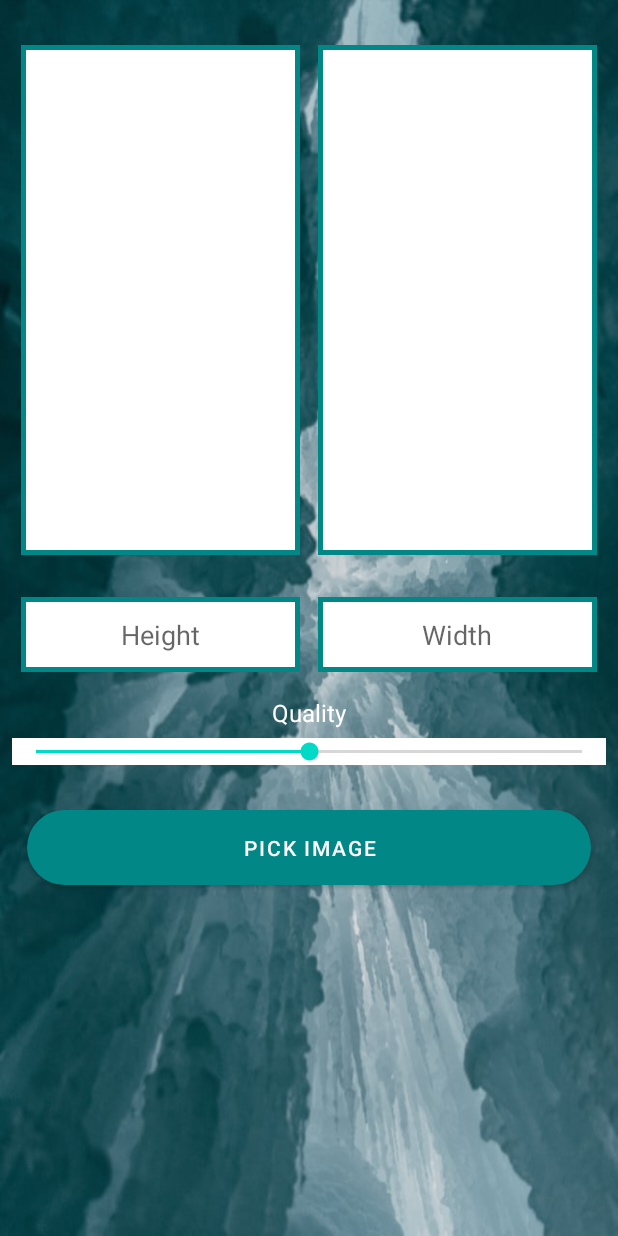
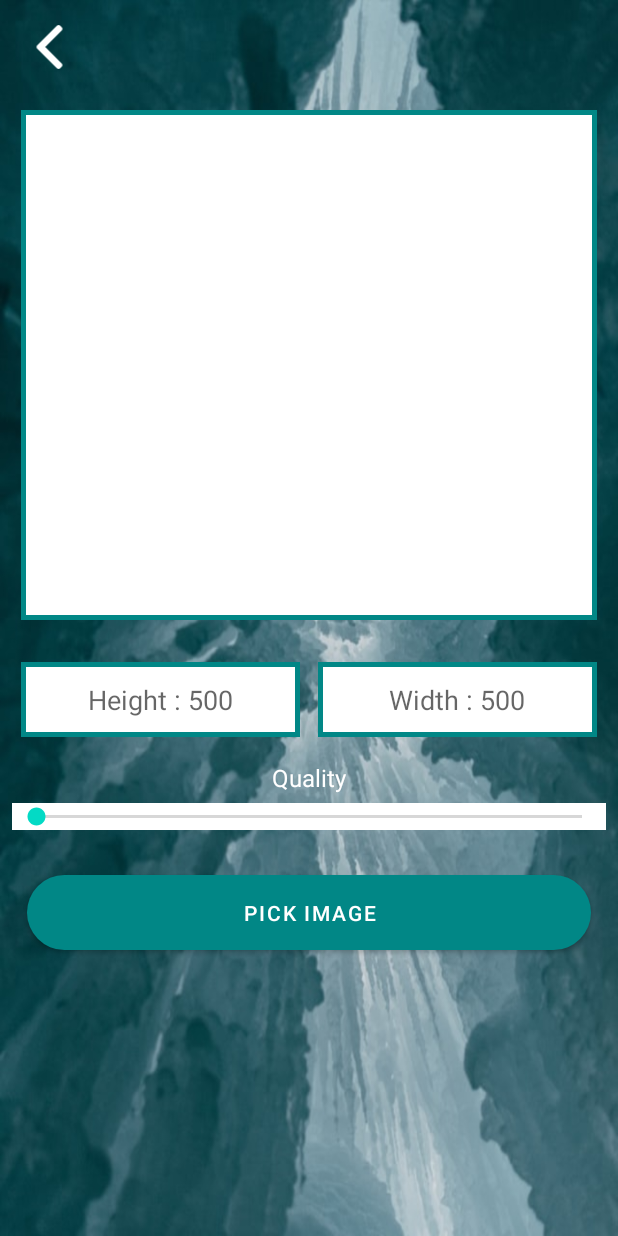
Before and after one commit to ShashankMangal/CameraStudio, an Android app: the CompressScreen screen opened directly, with no data from a screen before it, on a phone screen of 412 x 824 dp. Run offline under Robolectric (Android 15) with nearby library versions, the light colour scheme and no system bars; libraries missing offline, so code that uses them is left out: com.karumi.dexter; Roboto replaces fonts that are not available here; 1 statement that could not run was skipped.

Commit message:
Compressor  Ready for publish

```diff
--- a/app/build.gradle
+++ b/app/build.gradle
@@ -16,8 +16,8 @@ android {
         applicationId "com.sharkBytesLab.camerastudio"
         minSdkVersion 21
         targetSdkVersion 31
-        versionCode 1
-        versionName "1.0"
+        versionCode 3
+        versionName "2.0.1"
         renderscriptTargetApi 21
 
         renderscriptSupportModeEnabled true
--- a/app/src/main/res/layout/activity_compress_screen.xml
+++ b/app/src/main/res/layout/activity_compress_screen.xml
@@ -19,6 +19,15 @@
             android:layout_height="wrap_content"
             android:orientation="vertical"
             >
+            <ImageView
+                android:layout_marginTop="3dp"
+                android:id="@+id/backCompress"
+                android:padding="5dp"
+                app:tint="@color/white"
+                android:layout_width="50dp"
+                android:layout_height="40dp"
+                android:src="@drawable/ic_left_arrow"
+                />
             <LinearLayout
                 android:layout_width="match_parent"
                 android:layout_height="wrap_content"
@@ -38,8 +47,9 @@
                         android:layout_width="match_parent"
                         android:layout_height="300dp"
                         android:id="@+id/imgOriginal"
-                        android:scaleType="centerCrop"
                         >
+
+
 
                     </ImageView>
                     <TextView
@@ -52,33 +62,7 @@
 
                     </TextView>
                 </LinearLayout>
-                <LinearLayout
-                    android:layout_width="match_parent"
-                    android:layout_height="340dp"
-                    android:orientation="vertical"
-                    android:layout_weight="1"
-                    android:background="@drawable/custom_bg"
-                    android:padding="4dp"
-                    android:layout_margin="6dp"
-                    >
-                    <ImageView
-                        android:layout_width="match_parent"
-                        android:layout_height="300dp"
-                        android:id="@+id/imgCompressed"
-                        android:scaleType="centerCrop"
-                        >
 
-                    </ImageView>
-                    <TextView
-                        android:layout_width="match_parent"
-                        android:layout_height="40dp"
-                        android:id="@+id/txtCompressed"
-                        android:textAlignment="center"
-                        android:textColor="@color/black"
-                        android:gravity="center">
-
-                    </TextView>
-                </LinearLayout>
             </LinearLayout>
 
             <LinearLayout
@@ -95,13 +79,13 @@
                     android:inputType="number"
                     android:textAlignment="center"
                     android:layout_margin="6dp"
-                    android:hint="Height"
+                    android:hint="Height : 500"
                     android:background="@drawable/custom_bg"/>
                 <EditText
                     android:layout_width="match_parent"
                     android:layout_height="50dp"
                     android:id="@+id/txtWidth"
-                    android:hint="Width"
+                    android:hint="Width : 500"
                     android:layout_weight="1"
                     android:inputType="number"
                     android:textAlignment="center"
@@ -129,7 +113,6 @@
                 android:layout_marginTop="6dp"
                 android:layout_height="wrap_content"
                 android:background="@color/white"
-                android:progress="50"
                 android:soundEffectsEnabled="true"
                 android:layout_marginBottom="20dp"
                 >
```
Also changed, not shown: app/src/main/java/com/sharkBytesLab/camerastudio/Screens/CompressScreen.java (+41 -14 lines).
